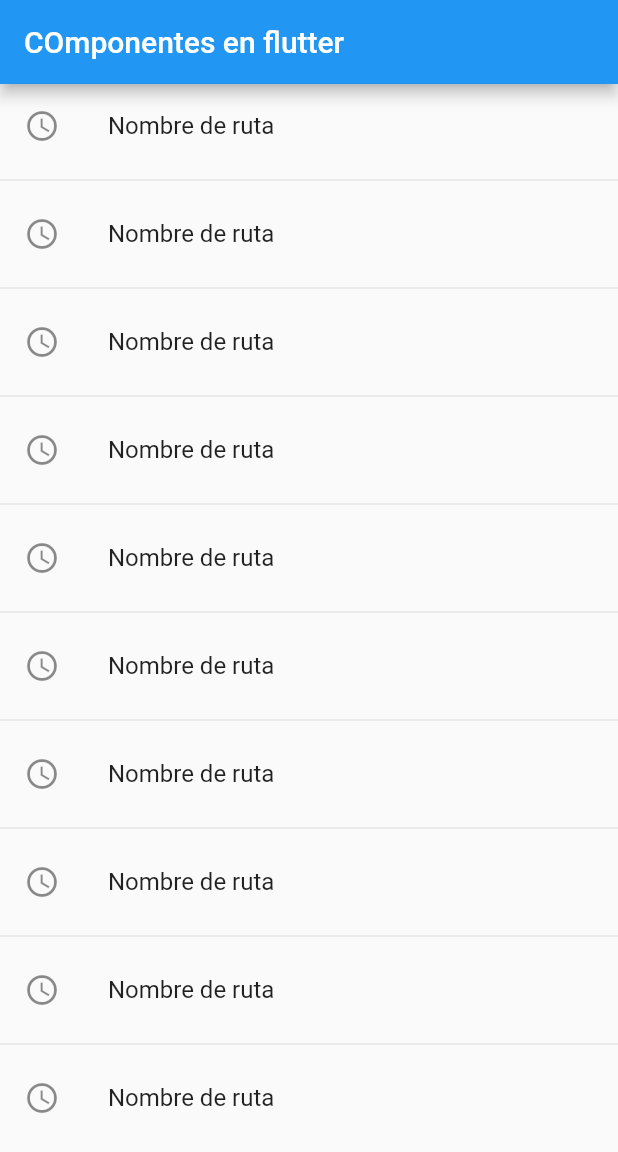
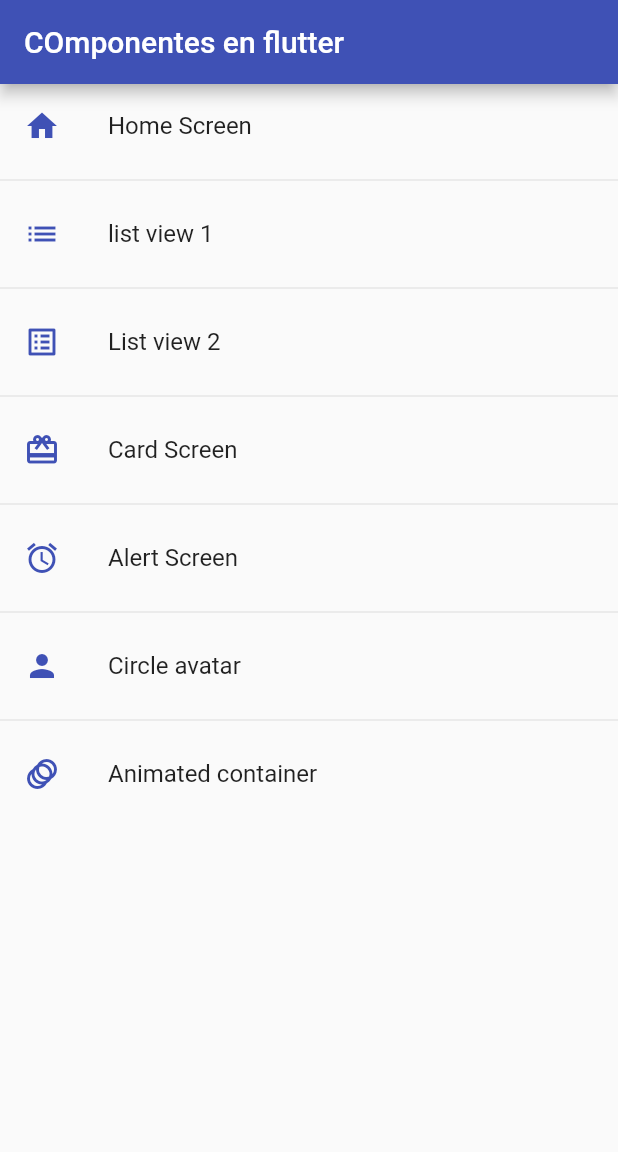
Before and after one commit to wontlearn2codewithme/fl_components_udemy, a Flutter app: the screen it shows after launch, on a phone screen of 412 x 824 dp. Shown: the top 1152 px of the screen. Run offline on Flutter 3.47's test engine with Material 2 defaults, Android fonts, the phone set to English and light mode, and no system bars.

Commit message:
85 widget container

```diff
--- a/lib/main.dart
+++ b/lib/main.dart
@@ -1,7 +1,6 @@
 import 'package:fl_components/router/app_routes.dart';
+import 'package:fl_components/theme/app_theme.dart';
 import 'package:flutter/material.dart';
-
-import 'screens/screens.dart';
 
 void main() => runApp(const MyApp());
 
@@ -14,8 +13,9 @@ class MyApp extends StatelessWidget {
       debugShowCheckedModeBanner: false,
       title: 'Material App',
       initialRoute: Approutes.initialRoute,
-      routes: Approutes.routes,
+      routes: Approutes.getAppRoutes(),
       onGenerateRoute: Approutes.onGenerateRoute,
+      theme: AppTheme.lighTheme,
     );
   }
 }
--- a/lib/router/app_routes.dart
+++ b/lib/router/app_routes.dart
@@ -37,15 +37,36 @@ class Approutes {
       name: 'Alert Screen',
       screen: const AlertScreen(),
     ),
+    MenuOption(
+      route: 'avatar',
+      icon: Icons.person,
+      name: 'Circle avatar',
+      screen: const AvatarScreen(),
+    ),
+    MenuOption(
+      route: 'animated',
+      icon: Icons.animation,
+      name: 'Animated container',
+      screen: const AnimatedScreen(),
+    ),
   ];
 
-  static Map<String, Widget Function(BuildContext)> routes = {
-    'home': (context) => const HomeScreen(),
-    'listview1': (context) => const ListView1Screen(),
-    'listview2': (context) => const ListView2Screen(),
-    'alert': (context) => const AlertScreen(),
-    'card': (context) => const CardScreen(),
-  };
+  static Map<String, Widget Function(BuildContext)> getAppRoutes() {
+    Map<String, Widget Function(BuildContext)> approutes = {};
+
+    for (final item in menuOptions) {
+      approutes.addAll({item.route: (BuildContext context) => item.screen});
+    }
+    return approutes;
+  }
+
+  // static Map<String, Widget Function(BuildContext)> routes = {
+  //   'home': (context) => const HomeScreen(),
+  //   'listview1': (context) => const ListView1Screen(),
+  //   'listview2': (context) => const ListView2Screen(),
+  //   'alert': (context) => const AlertScreen(),
+  //   'card': (context) => const CardScreen(),
+  // };
 
   static Route<dynamic> onGenerateRoute(RouteSettings settings) {
     return MaterialPageRoute(
--- a/lib/screens/home_screen.dart
+++ b/lib/screens/home_screen.dart
@@ -1,5 +1,7 @@
-import 'package:fl_components/screens/screens.dart';
+import 'package:fl_components/theme/app_theme.dart';
 import 'package:flutter/material.dart';
+
+import '../router/app_routes.dart';
 
 class HomeScreen extends StatelessWidget {
   const HomeScreen({Key? key}) : super(key: key);
@@ -12,21 +14,22 @@ class HomeScreen extends StatelessWidget {
       ),
       body: ListView.separated(
         itemBuilder: (context, index) => ListTile(
-          title: const Text(
-            'Nombre de ruta',
+          title: Text(
+            Approutes.menuOptions[index].name,
           ),
-          leading: const Icon(
-            Icons.access_time,
+          leading: Icon(
+            Approutes.menuOptions[index].icon,
+            color: AppTheme.primaryColor,
           ),
           onTap: () {
             final route = MaterialPageRoute(
-              builder: (context) => ListView1Screen(),
+              builder: (context) => Approutes.menuOptions[index].screen,
             );
-            Navigator.of(context).pushNamed('card');
+            Navigator.of(context).push(route);
           },
         ),
         separatorBuilder: ((context, index) => const Divider()),
-        itemCount: 10,
+        itemCount: Approutes.menuOptions.length,
       ),
     );
   }
--- a/lib/screens/screens.dart
+++ b/lib/screens/screens.dart
@@ -3,3 +3,5 @@ export 'package:fl_components/screens/card_screen.dart';
 export 'package:fl_components/screens/listview1_screen.dart';
 export 'package:fl_components/screens/listview2_screen.dart';
 export 'package:fl_components/screens/home_screen.dart';
+export 'package:fl_components/screens/avatar_screen.dart';
+export 'package:fl_components/screens/animated_screen.dart';
--- /dev/null
+++ b/lib/theme/app_theme.dart
@@ -0,0 +1,29 @@
+import 'package:flutter/material.dart';
+
+class AppTheme {
+  static const Color primaryColor = Colors.indigo;
+  static final ThemeData lighTheme = ThemeData.light().copyWith(
+    primaryColor: primaryColor,
+    appBarTheme: const AppBarTheme(
+      color: primaryColor,
+    ),
+    textButtonTheme: TextButtonThemeData(
+      style: TextButton.styleFrom(
+        foregroundColor: primaryColor,
+      ),
+    ),
+    floatingActionButtonTheme: const FloatingActionButtonThemeData(
+      backgroundColor: primaryColor,
+    ),
+    elevatedButtonTheme: ElevatedButtonThemeData(
+      style: ElevatedButton.styleFrom(
+          shape: const StadiumBorder(), backgroundColor: primaryColor),
+    ),
+  );
+  static final ThemeData darkTheme = ThemeData.dark().copyWith(
+    primaryColor: primaryColor,
+    appBarTheme: const AppBarTheme(
+      color: Colors.indigo,
+    ),
+  );
+}
--- /dev/null
+++ b/lib/widgets/widgets.dart
@@ -0,0 +1 @@
+export 'package:fl_components/widgets/custom_card_type_1.dart';
--- a/pubspec.yaml
+++ b/pubspec.yaml
@@ -60,8 +60,8 @@ flutter:
   uses-material-design: true
 
   # To add assets to your application, add an assets section, like this:
-  # assets:
-  #   - images/a_dot_burr.jpeg
+  assets:
+    - assets/
   #   - images/a_dot_ham.jpeg
 
   # An image asset can refer to one or more resolution-specific "variants", see
```
Also changed, not shown: lib/screens/alert_screen.dart (+85 -2 lines), lib/screens/animated_screen.dart (added, +52 -0 lines), lib/screens/avatar_screen.dart (added, +31 -0 lines), lib/screens/card_screen.dart (+33 -3 lines), lib/widgets/custom_card_type_1.dart (added, +45 -0 lines), lib/widgets/custom_card_type_2.dart (added, +43 -0 lines), assets/loading.png (added).
